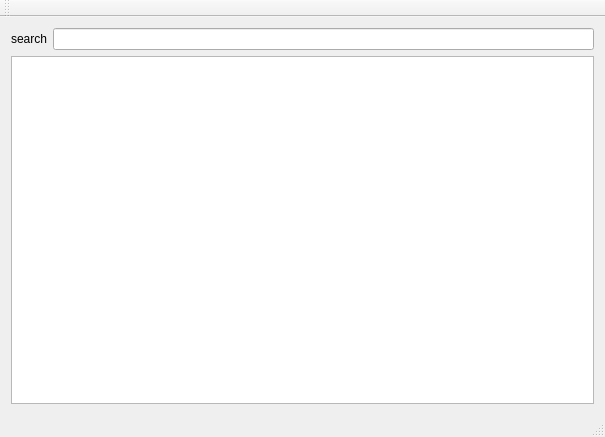
The window that WorkManager/MainWindow.ui (Ulle84/UllesSourceCode) describes before a commit, drawn with Qt 5.
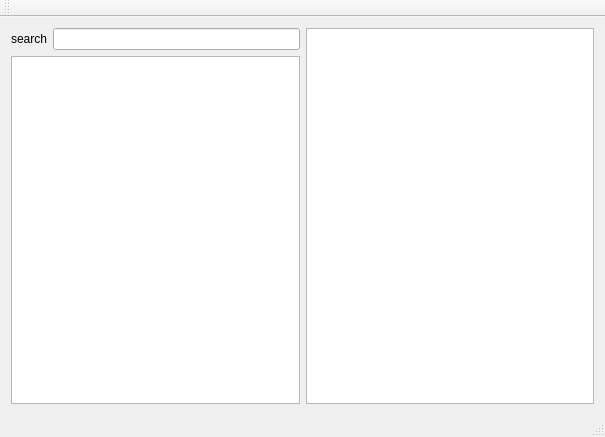
The same window after the commit.

Diff of the .ui file:
```diff
--- a/WorkManager/MainWindow.ui
+++ b/WorkManager/MainWindow.ui
@@ -14,6 +14,8 @@
    <string>MainWindow</string>
   </property>
   <widget class="QWidget" name="centralWidget">
+   <layout class="QHBoxLayout" name="horizontalLayout_2">
+    <item>
    <layout class="QVBoxLayout" name="verticalLayout">
     <item>
      <layout class="QHBoxLayout" name="horizontalLayout">
@@ -31,6 +33,11 @@
     </item>
     <item>
      <widget class="QTreeView" name="treeView"/>
+      </item>
+     </layout>
+    </item>
+    <item>
+     <widget class="QPlainTextEdit" name="plainTextEdit"/>
     </item>
    </layout>
   </widget>
```
Lines whose indentation alone changed are shown as unchanged.
